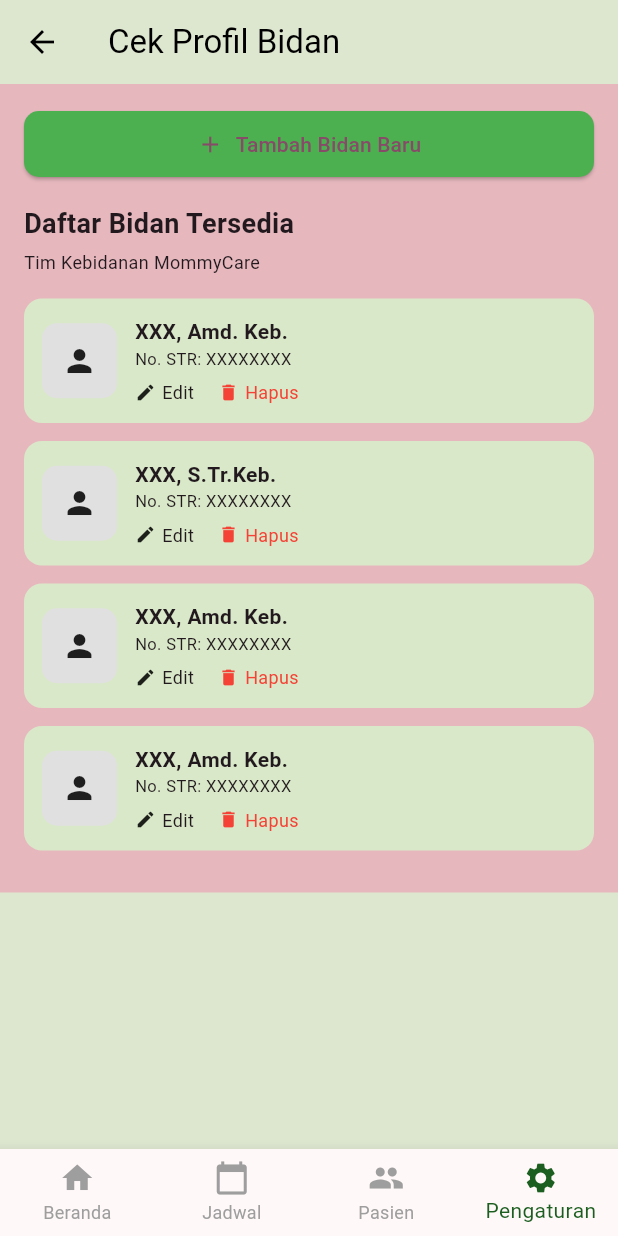
After one commit to muhammadsodiq9335-sketch/proyek_bidan, a Flutter app: the AdminCekProfilBidanScreen screen opened directly, on a phone screen of 412 x 824 dp. The commit adds this screen. Run offline on Flutter 3.47's test engine with Material 3 defaults, Android fonts, the phone set to English and light mode, and no system bars; accounts and stored records are empty; network calls fail; Roboto replaces fonts that are missing (Segoe UI).

Commit message:
insert, update,delete petugas bidan

```diff
--- /dev/null
+++ b/lib/screens/admin_cek_profil_bidan_screen.dart
@@ -0,0 +1,297 @@
+import 'package:flutter/material.dart';
+
+// SESUAIKAN DENGAN PROJECT KAMU
+import 'admin_dashboard_screen.dart';
+import 'admin_jadwal_screen.dart';
+import 'admin_pasien_screen.dart';
+import 'admin_pengaturan_screen.dart';
+import 'admin_tambah_bidan_screen.dart';
+import 'bidan_data.dart';
+
+class AdminCekProfilBidanScreen extends StatefulWidget {
+  const AdminCekProfilBidanScreen({super.key});
+
+  @override
+  State<AdminCekProfilBidanScreen> createState() =>
+      _AdminCekProfilBidanScreenState();
+}
+
+class _AdminCekProfilBidanScreenState
+    extends State<AdminCekProfilBidanScreen> {
+
+  @override
+  Widget build(BuildContext context) {
+    return Scaffold(
+      backgroundColor: const Color(0xFFDDE6CF),
+
+      /// ===== APPBAR =====
+      appBar: AppBar(
+        backgroundColor: const Color(0xFFDDE6CF),
+        elevation: 0,
+        leading: IconButton(
+          icon: const Icon(Icons.arrow_back, color: Colors.black),
+          onPressed: () => Navigator.pop(context),
+        ),
+        title: const Text(
+          "Cek Profil Bidan",
+          style: TextStyle(color: Colors.black),
+        ),
+      ),
+
+      /// ===== BODY =====
+      body: Container(
+        color: const Color(0xFFE6B8BE),
+        child: SingleChildScrollView(
+          padding: const EdgeInsets.all(16),
+          child: Column(
+            crossAxisAlignment: CrossAxisAlignment.start,
+            children: [
+
+              /// ===== BUTTON TAMBAH =====
+              SizedBox(
+                width: double.infinity,
+                child: ElevatedButton.icon(
+                  onPressed: () async {
+                    await Navigator.push(
+                      context,
+                      MaterialPageRoute(
+                        builder: (context) =>
+                            const AdminTambahBidanScreen(),
+                      ),
+                    );
+                    setState(() {});
+                  },
+                  icon: const Icon(Icons.add),
+                  label: const Text("Tambah Bidan Baru"),
+                  style: ElevatedButton.styleFrom(
+                    backgroundColor: Colors.green,
+                    padding: const EdgeInsets.symmetric(vertical: 12),
+                    shape: RoundedRectangleBorder(
+                      borderRadius: BorderRadius.circular(10),
+                    ),
+                  ),
+                ),
+              ),
+
+              const SizedBox(height: 16),
+
+              /// ===== TITLE =====
+              const Text(
+                "Daftar Bidan Tersedia",
+                style: TextStyle(
+                  fontSize: 18,
+                  fontWeight: FontWeight.bold,
+                ),
+              ),
+
+              const SizedBox(height: 4),
+
+              const Text(
+                "Tim Kebidanan MommyCare",
+                style: TextStyle(fontSize: 12),
+              ),
+
+              const SizedBox(height: 16),
+
+              /// ===== LIST BIDAN =====
+              if (BidanData.bidanList.isEmpty)
+                const Center(
+                  child: Padding(
+                    padding: EdgeInsets.all(20),
+                    child: Text("Belum ada data bidan"),
+                  ),
+                )
+              else
+                Column(
+                  children: List.generate(
+                    BidanData.bidanList.length,
+                    (index) {
+                      final bidan = BidanData.bidanList[index];
+
+                      return Container(
+                        margin: const EdgeInsets.only(bottom: 12),
+                        padding: const EdgeInsets.all(12),
+                        decoration: BoxDecoration(
+                          color: const Color(0xFFD9E8C8),
+                          borderRadius: BorderRadius.circular(12),
+                        ),
+                        child: Row(
+                          children: [
+
+                            /// FOTO
+                            Container(
+                              width: 50,
+                              height: 50,
+                              decoration: BoxDecoration(
+                                color: Colors.grey.shade300,
+                                borderRadius: BorderRadius.circular(10),
+                              ),
+                              child: const Icon(Icons.person),
+                            ),
+
+                            const SizedBox(width: 12),
+
+                            /// INFO
+                            Expanded(
+                              child: Column(
+                                crossAxisAlignment:
+                                    CrossAxisAlignment.start,
+                                children: [
+
+                                  Text(
+                                    bidan["nama"] ?? "-",
+                                    style: const TextStyle(
+                                      fontWeight: FontWeight.bold,
+                                    ),
+                                  ),
+
+                                  Text(
+                                    bidan["str"] ?? "-",
+                                    style:
+                                        const TextStyle(fontSize: 11),
+                                  ),
+
+                                  const SizedBox(height: 6),
+
+                                  Row(
+                                    children: [
+
+                                      /// ===== EDIT =====
+                                      GestureDetector(
+                                        onTap: () async {
+                                          await Navigator.push(
+                                            context,
+                                            MaterialPageRoute(
+                                              builder: (context) =>
+                                                  AdminTambahBidanScreen(
+                                                isEdit: true,
+                                                index: index,
+                                                data: bidan,
+                                              ),
+                                            ),
+                                          );
+                                          setState(() {});
+                                        },
+                                        child: const Row(
+                                          children: [
+                                            Icon(Icons.edit, size: 14),
+                                            SizedBox(width: 4),
+                                            Text("Edit",
+                                                style: TextStyle(
+                                                    fontSize: 12)),
+                                          ],
+                                        ),
+                                      ),
+
+                                      const SizedBox(width: 16),
+
+                                      /// ===== HAPUS =====
+                                      GestureDetector(
+                                        onTap: () {
+                                          setState(() {
+                                            BidanData.bidanList
+                                                .removeAt(index);
+                                          });
+                                        },
+                                        child: const Row(
+                                          children: [
+                                            Icon(Icons.delete,
+                                                size: 14,
+                                                color: Colors.red),
+                                            SizedBox(width: 4),
+                                            Text(
+                                              "Hapus",
+                                              style: TextStyle(
+                                                fontSize: 12,
+                                                color: Colors.red,
+                                              ),
+                                            ),
+                                          ],
+                                        ),
+                                      ),
+                                    ],
+                                  )
+                                ],
+                              ),
+                            )
+                          ],
+                        ),
+                      );
+                    },
+                  ),
+                ),
+            ],
+          ),
+        ),
+      ),
+
+      /// ===== BOTTOM NAV =====
+      bottomNavigationBar: _bottomNav(context, 3),
+    );
+  }
+
+  /// ===== BOTTOM NAV =====
+  Widget _bottomNav(BuildContext context, int currentIndex) {
+    return BottomNavigationBar(
+      currentIndex: currentIndex,
+      selectedItemColor: const Color(0xFF1B5E20),
+      unselectedItemColor: Colors.grey,
+      type: BottomNavigationBarType.fixed,
+      onTap: (index) {
+        if (index == currentIndex) return;
+
+        switch (index) {
+          case 0:
+            Navigator.pushReplacement(
+              context,
+              MaterialPageRoute(
+                builder: (context) =>
+                    const AdminDashboardScreen(),
+              ),
+            );
+            break;
+
+          case 1:
+            Navigator.pushReplacement(
+              context,
+              MaterialPageRoute(
+                builder: (context) =>
+                    const AdminJadwalScreen(),
+              ),
+            );
+            break;
+
+          case 2:
+            Navigator.pushReplacement(
+              context,
+              MaterialPageRoute(
+                builder: (context) =>
+                    const AdminPasienScreen(),
+              ),
+            );
+            break;
+
+          case 3:
+            Navigator.pushReplacement(
+              context,
+              MaterialPageRoute(
+                builder: (context) =>
+                    const AdminPengaturanScreen(),
+              ),
+            );
+            break;
+        }
+      },
+      items: const [
+        BottomNavigationBarItem(
+            icon: Icon(Icons.home), label: "Beranda"),
+        BottomNavigationBarItem(
+            icon: Icon(Icons.calendar_today), label: "Jadwal"),
+        BottomNavigationBarItem(
+            icon: Icon(Icons.people), label: "Pasien"),
+        BottomNavigationBarItem(
+            icon: Icon(Icons.settings), label: "Pengaturan"),
+      ],
+    );
+  }
+}
--- /dev/null
+++ b/lib/screens/bidan_data.dart
@@ -0,0 +1,8 @@
+class BidanData {
+  static List<Map<String, String>> bidanList = [
+    {"nama": "XXX, Amd. Keb.", "str": "No. STR: XXXXXXXX"},
+    {"nama": "XXX, S.Tr.Keb.", "str": "No. STR: XXXXXXXX"},
+    {"nama": "XXX, Amd. Keb.", "str": "No. STR: XXXXXXXX"},
+    {"nama": "XXX, Amd. Keb.", "str": "No. STR: XXXXXXXX"},
+  ];
+}
```
Also changed, not shown: lib/screens/admin_pengaturan_screen.dart (+8 -0 lines), lib/screens/admin_tambah_bidan_screen.dart (added, +185 -0 lines).
